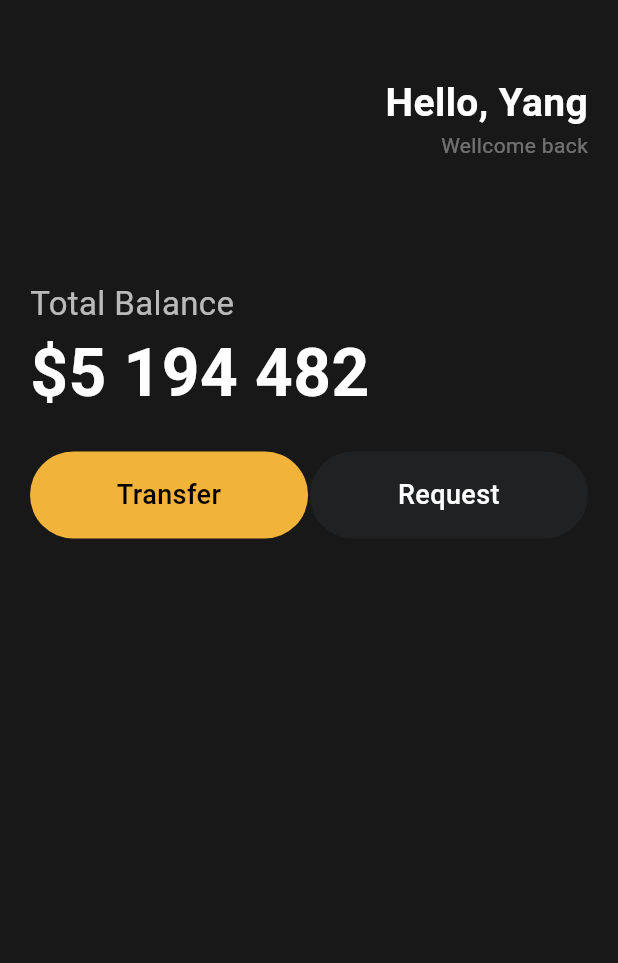
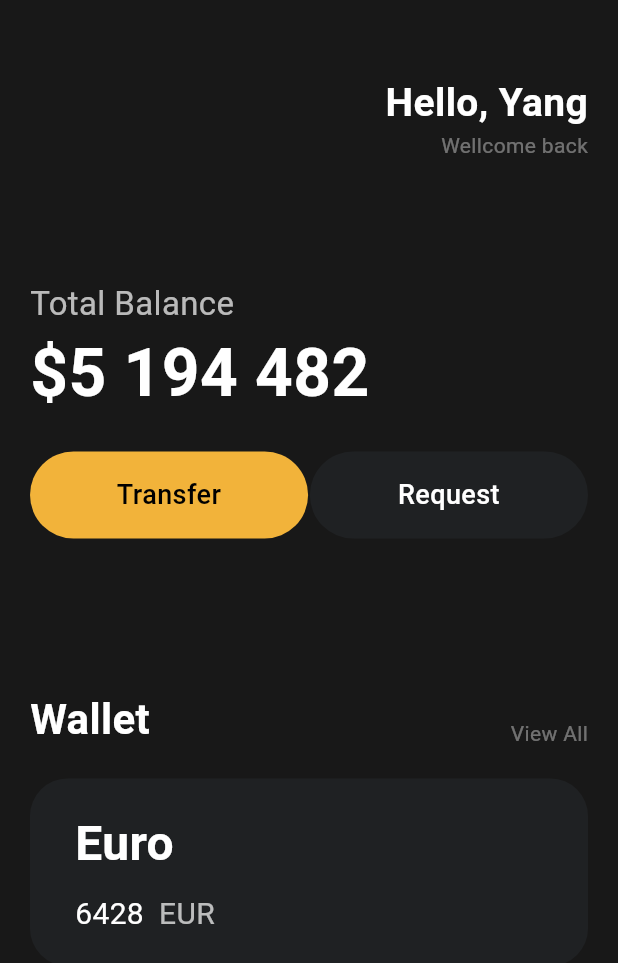
Before and after one commit to 313yang/toonflix, a Flutter app: the screen it shows after launch, on a phone screen of 412 x 824 dp. Shown: the top 963 px of the screen. Run offline on Flutter 3.47's test engine with Material 3 defaults, Android fonts, the phone set to English and light mode, and no system bars; Roboto replaces fonts that are missing (Pretendard).

Commit message:
feat: create card widget

```diff
--- a/lib/main.dart
+++ b/lib/main.dart
@@ -81,7 +81,84 @@
                       text: "Request",
                     ),
                   ],
-                )
+                ),
+                SizedBox(
+                  height: 100,
+                ),
+                Row(
+                  mainAxisAlignment: MainAxisAlignment.spaceBetween,
+                  crossAxisAlignment: CrossAxisAlignment.end,
+                  children: [
+                    Text(
+                      "Wallet",
+                      style: TextStyle(
+                          color: Colors.white,
+                          fontSize: 28,
+                          fontWeight: FontWeight.w600),
+                    ),
+                    Text(
+                      "View All",
+                      style: TextStyle(
+                        color: Colors.white38,
+                      ),
+                    ),
+                  ],
+                ),
+                SizedBox(
+                  height: 20,
+                ),
+                Container(
+                    decoration: BoxDecoration(
+                      color: Color(0xFF1F2123),
+                      borderRadius: BorderRadius.circular(25),
+                    ),
+                    child: Padding(
+                      padding: const EdgeInsets.symmetric(
+                        vertical: 20,
+                        horizontal: 30,
+                      ),
+                      child: Row(
+                        children: [
+                          Column(
+                            crossAxisAlignment: CrossAxisAlignment.start,
+                            children: [
+                              Text(
+                                "Euro",
+                                style: TextStyle(
+                                  color: Colors.white,
+                                  fontSize: 32,
+                                  fontWeight: FontWeight.w600,
+                                ),
+                              ),
+                              SizedBox(
+                                height: 10,
+                              ),
+                              Row(
+                                children: [
+                                  Text(
+                                    "6428",
+                                    style: TextStyle(
+                                      color: Colors.white,
+                                      fontSize: 20,
+                                    ),
+                                  ),
+                                  SizedBox(
+                                    width: 10,
+                                  ),
+                                  Text(
+                                    "EUR",
+                                    style: TextStyle(
+                                      color: Colors.white70,
+                                      fontSize: 20,
+                                    ),
+                                  ),
+                                ],
+                              )
+                            ],
+                          )
+                        ],
+                      ),
+                    ))
               ],
             ),
           )),
```
